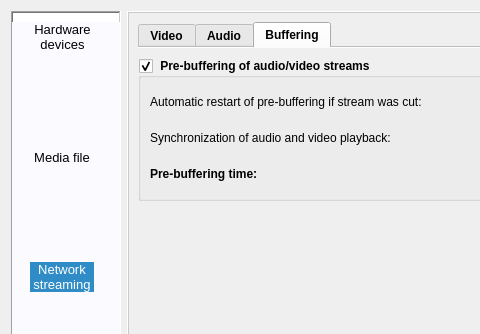
First picture: the form in Homer/forms/Dialogs/OpenVideoAudioPreviewDialog.ui, repository Homer-Conferencing/Homer-Conferencing, before the edit; both pictures show x 0 to 480 and y 0 to 334 of the 684 by 571 pixel window.
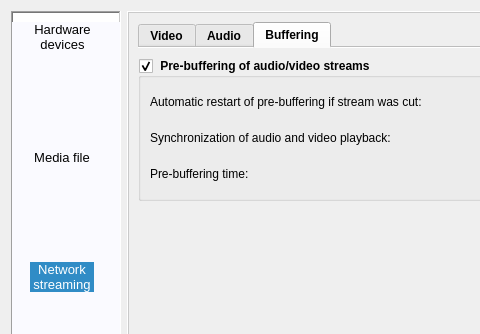
Second picture: the form after the edit. The open tabs and pages were chosen to show the change. Icons and pictures are not drawn.

```diff
--- a/Homer/forms/Dialogs/OpenVideoAudioPreviewDialog.ui
+++ b/Homer/forms/Dialogs/OpenVideoAudioPreviewDialog.ui
@@ -1823,6 +1823,12 @@
                         <height>30</height>
                        </size>
                       </property>
+                      <property name="font">
+                       <font>
+                        <weight>50</weight>
+                        <bold>false</bold>
+                       </font>
+                      </property>
                       <property name="text">
                        <string>Pre-buffering time:</string>
                       </property>
```
